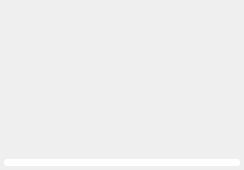
Punzo/CTK, file Libs/Widgets/Resources/UI/ctkThumbnailLabel.ui: the form before one commit.
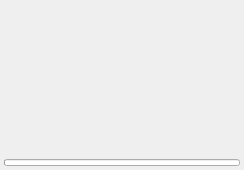
The form after the commit.

Patch:
```diff
--- a/Libs/Widgets/Resources/UI/ctkThumbnailLabel.ui
+++ b/Libs/Widgets/Resources/UI/ctkThumbnailLabel.ui
@@ -93,17 +93,7 @@
          </size>
         </property>
         <property name="styleSheet">
-         <string notr="true">QProgressBar {
-  border: none;
-  border-radius: 3px;
-  text-align: center;
-  padding: 0px;
-}
-
-QProgressBar::chunk {
-    background-color: #05B8CC;
-    border-radius: 3px; 
-}</string>
+         <string notr="true"/>
         </property>
         <property name="value">
          <number>0</number>
```
